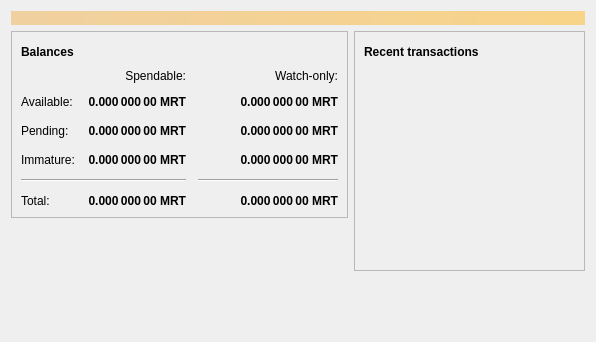
Old version of the form src/qt/forms/overviewpage.ui in the repository meritlabs/merit.
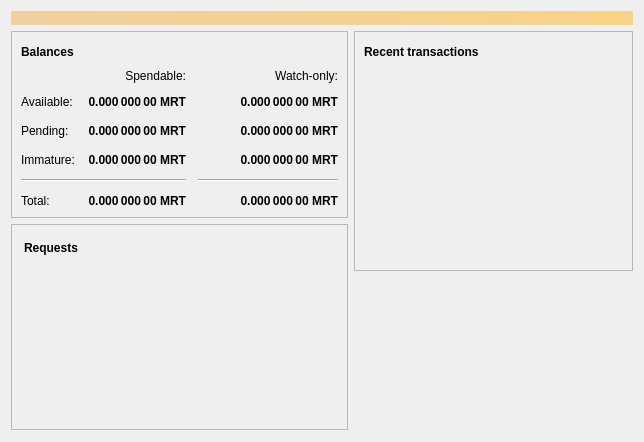
New version of the form. Icons and pictures are not drawn.

Commit message: create initial ui for unlock request list

Patch:
```diff
--- a/src/qt/forms/overviewpage.ui
+++ b/src/qt/forms/overviewpage.ui
@@ -6,8 +6,8 @@
    <rect>
     <x>0</x>
     <y>0</y>
-    <width>596</width>
-    <height>342</height>
+    <width>644</width>
+    <height>442</height>
    </rect>
   </property>
   <property name="windowTitle">
@@ -406,6 +406,140 @@
          </layout>
         </widget>
        </item>
+       <item>
+        <widget class="QFrame" name="frame_3">
+         <property name="minimumSize">
+          <size>
+           <width>0</width>
+           <height>0</height>
+          </size>
+         </property>
+         <property name="frameShape">
+          <enum>QFrame::StyledPanel</enum>
+         </property>
+         <property name="frameShadow">
+          <enum>QFrame::Raised</enum>
+         </property>
+         <layout class="QVBoxLayout" name="verticalLayout_5">
+          <property name="leftMargin">
+           <number>12</number>
+          </property>
+          <property name="topMargin">
+           <number>12</number>
+          </property>
+          <property name="rightMargin">
+           <number>12</number>
+          </property>
+          <property name="bottomMargin">
+           <number>12</number>
+          </property>
+          <item>
+           <layout class="QHBoxLayout" name="horizontalLayout_3">
+            <property name="leftMargin">
+             <number>0</number>
+            </property>
+            <property name="topMargin">
+             <number>0</number>
+            </property>
+            <property name="rightMargin">
+             <number>0</number>
+            </property>
+            <property name="bottomMargin">
+             <number>0</number>
+            </property>
+            <item>
+             <widget class="QLabel" name="label_6">
+              <property name="font">
+               <font>
+                <weight>75</weight>
+                <bold>true</bold>
+                <kerning>true</kerning>
+               </font>
+              </property>
+              <property name="text">
+               <string>Requests</string>
+              </property>
+             </widget>
+            </item>
+            <item>
+             <widget class="QPushButton" name="pushButton">
+              <property name="maximumSize">
+               <size>
+                <width>30</width>
+                <height>16777215</height>
+               </size>
+              </property>
+              <property name="toolTip">
+               <string>The displayed information may be out of date. Your wallet automatically synchronizes with the Merit network after a connection is established, but this process has not completed yet.</string>
+              </property>
+              <property name="text">
+               <string/>
+              </property>
+              <property name="icon">
+               <iconset resource="../merit.qrc">
+                <normaloff>:/icons/warning</normaloff>:/icons/warning</iconset>
+              </property>
+              <property name="iconSize">
+               <size>
+                <width>24</width>
+                <height>24</height>
+               </size>
+              </property>
+              <property name="flat">
+               <bool>true</bool>
+              </property>
+             </widget>
+            </item>
+            <item>
+             <spacer name="horizontalSpacer_4">
+              <property name="orientation">
+               <enum>Qt::Horizontal</enum>
+              </property>
+              <property name="sizeHint" stdset="0">
+               <size>
+                <width>40</width>
+                <height>20</height>
+               </size>
+              </property>
+             </spacer>
+            </item>
+           </layout>
+          </item>
+          <item>
+           <widget class="QListView" name="listRequests">
+            <property name="styleSheet">
+             <string notr="true">QListView { background: transparent; }</string>
+            </property>
+            <property name="frameShape">
+             <enum>QFrame::NoFrame</enum>
+            </property>
+            <property name="verticalScrollBarPolicy">
+             <enum>Qt::ScrollBarAlwaysOff</enum>
+            </property>
+            <property name="horizontalScrollBarPolicy">
+             <enum>Qt::ScrollBarAlwaysOff</enum>
+            </property>
+            <property name="selectionMode">
+             <enum>QAbstractItemView::NoSelection</enum>
+            </property>
+           </widget>
+          </item>
+         </layout>
+        </widget>
+       </item>
+       <item>
+        <spacer name="verticalSpacer_3">
+         <property name="orientation">
+          <enum>Qt::Vertical</enum>
+         </property>
+         <property name="sizeHint" stdset="0">
+          <size>
+           <width>20</width>
+           <height>40</height>
+          </size>
+         </property>
+        </spacer>
+       </item>
        <item>
         <spacer name="verticalSpacer">
          <property name="orientation">
```
Left out of the diff: 4 changed lines with no effect on the pictures. The commit also changes 1 other file.
